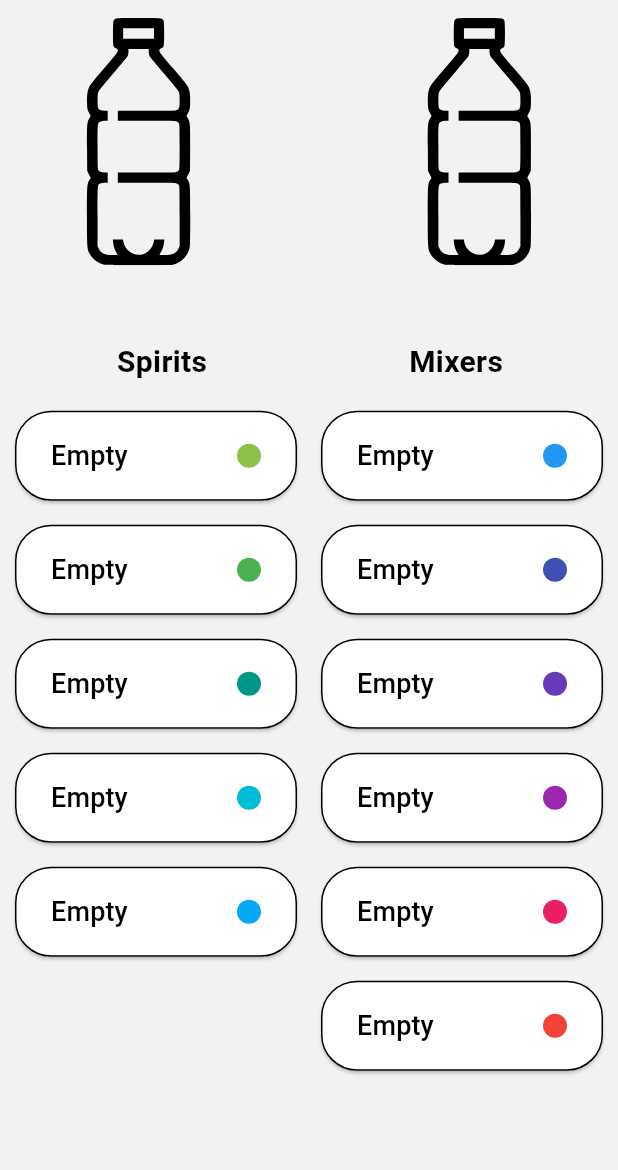
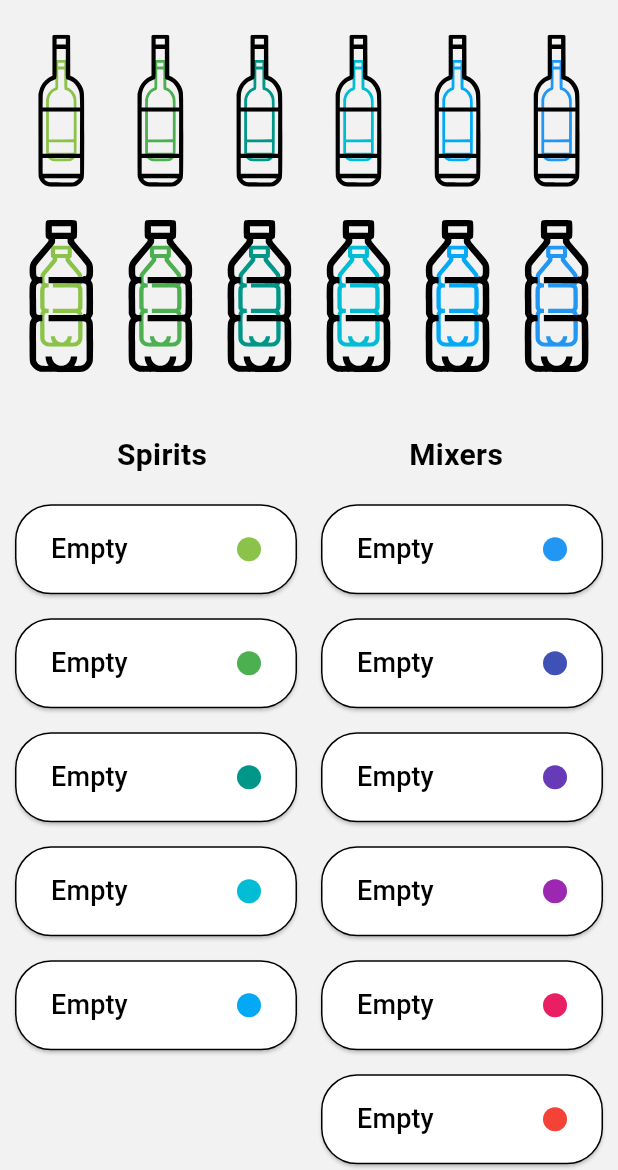
Before and after one commit to mingo-git/Smartender, a Flutter app: the BottleSlotsScreen screen opened directly, on a phone screen of 412 x 824 dp, the part 66-1236 px from its top. Run offline on Flutter 3.47's test engine with Material 3 defaults, Android fonts, the phone set to English and light mode, and no system bars; our stand-ins replace flutter_dotenv, flutter_secure_storage, flutter_svg, google_nav_bar, google_sign_in, shared_preferences and 1 more; accounts and stored records are empty.

Commit message:
bottle slots

```diff
--- a/App/smartender_flutter_app/lib/screens/homesceens/settingsscreens/bottle_slot_screen.dart
+++ b/App/smartender_flutter_app/lib/screens/homesceens/settingsscreens/bottle_slot_screen.dart
@@ -17,7 +17,7 @@ class BottleSlotsScreen extends StatefulWidget {
 class _BottleSlotsScreenState extends State<BottleSlotsScreen> {
   List<Map<String, dynamic>> slots = List.generate(
     11,
-        (index) => {"id": null, "name": "Empty"}, // Standardwerte für die Slots
+        (index) => {"id": null, "name": "Empty"},
   );
 
   @override
@@ -32,9 +32,9 @@ class _BottleSlotsScreenState extends State<BottleSlotsScreen> {
 
     setState(() {
       for (var slot in fetchedSlots) {
-        int slotIndex = (slot["slot_number"] ?? 1) - 1; // Konvertiere slot_number zu Index (1-basiert auf 0-basiert)
+        int slotIndex = (slot["slot_number"] ?? 1) - 1;
         if (slotIndex >= 0 && slotIndex < slots.length) {
-          final drink = slot["drink"]; // Extrahiere den Drink aus dem Slot
+          final drink = slot["drink"];
           slots[slotIndex] = {
             "id": drink != null ? drink["drink_id"] : null,
             "name": drink != null ? drink["drink_name"] : "Empty",
@@ -44,15 +44,11 @@ class _BottleSlotsScreenState extends State<BottleSlotsScreen> {
     });
   }
 
-
   void _changeSlotPopup(int index) async {
-    final theme = Provider.of<ThemeProvider>(context, listen: false).currentTheme;
-
     showDialog(
       context: context,
       builder: (context) => SelectIngredientPopup(
         onIngredientSelected: (selectedDrink) async {
-          // Lokale Aktualisierung des Slots
           setState(() {
             slots[index] = {
               "id": selectedDrink["drink_id"],
@@ -60,18 +56,13 @@ class _BottleSlotsScreenState extends State<BottleSlotsScreen> {
             };
           });
 
-          // Backend-Aufruf, um den Slot zu aktualisieren
           final slotService = Provider.of<SlotService>(context, listen: false);
-          await slotService.updateSlot(index + 1, selectedDrink["drink_id"]); // index + 1, da Slots 1-basiert sind
+          await slotService.updateSlot(index + 1, selectedDrink["drink_id"]);
         },
-        showClearButton: true, // Aktiviert den Clear-Button
+        showClearButton: true,
       ),
     );
   }
-
-
-
-
 
   @override
   Widget build(BuildContext context) {
@@ -82,11 +73,11 @@ class _BottleSlotsScreenState extends State<BottleSlotsScreen> {
       appBar: AppBar(
         backgroundColor: theme.backgroundColor,
         leading: IconButton(
-          icon: Icon(Icons.arrow_back, size: 35, color: theme.tertiaryColor,),
+          icon: Icon(Icons.arrow_back, size: 35, color: theme.tertiaryColor),
           onPressed: () => Navigator.of(context).pop(),
         ),
         title: Text(
-            "Bottle Slots",
+          "Bottle Slots",
           style: TextStyle(fontSize: 25, fontWeight: FontWeight.bold, color: theme.tertiaryColor),
         ),
       ),
@@ -95,43 +86,31 @@ class _BottleSlotsScreenState extends State<BottleSlotsScreen> {
         child: Column(
           crossAxisAlignment: CrossAxisAlignment.start,
           children: [
-            // Top Row mit 2 SVG-Bildern
             Row(
               mainAxisAlignment: MainAxisAlignment.spaceBetween,
-              children: [
-                SvgPicture.asset(
-                  Provider.of<ThemeProvider>(context, listen: false).isDarkMode
-                      ? 'lib/images/drink_dark.svg'
-                      : 'lib/images/drink.svg',
-                  width: MediaQuery.of(context).size.width * 0.4,
-                  height: MediaQuery.of(context).size.height * 0.2,
-                  fit: BoxFit.contain,
-                ),
+              children: List.generate(
+                6,
+                    (index) => _buildSpiritsWithBorder(context, index),
+              ),
+            ),
+            // 6 SVGs mit Umrandung in einer Reihe
+            Row(
+              mainAxisAlignment: MainAxisAlignment.spaceBetween,
+              children: List.generate(
+                6,
+                    (index) => _buildBottleWithBorder(context, index),
+              ),
+            ),
+            const SizedBox(height: 30),
 
-                SvgPicture.asset(
-                  Provider.of<ThemeProvider>(context, listen: false).isDarkMode
-                      ? 'lib/images/drink_dark.svg'
-                      : 'lib/images/drink.svg',
-                  width: MediaQuery.of(context).size.width * 0.4,
-                  height: MediaQuery.of(context).size.height * 0.2,
-                  fit: BoxFit.contain,
-                ),
-
-              ],
-            ),
-            const SizedBox(height: 50),
-            // Überschriften über den Spalten
+            // Labels für die Kategorien
             Row(
               children: [
                 Expanded(
                   child: Center(
                     child: Text(
                       "Spirits",
-                      style: TextStyle(
-                        fontSize: 20,
-                        fontWeight: FontWeight.bold,
-                        color: theme.tertiaryColor
-                      ),
+                      style: TextStyle(fontSize: 20, fontWeight: FontWeight.bold, color: theme.tertiaryColor),
                     ),
                   ),
                 ),
@@ -139,22 +118,18 @@ class _BottleSlotsScreenState extends State<BottleSlotsScreen> {
                   child: Center(
                     child: Text(
                       "Mixers",
-                      style: TextStyle(
-                        fontSize: 20,
-                        fontWeight: FontWeight.bold,
-                          color: theme.tertiaryColor
-                      ),
+                      style: TextStyle(fontSize: 20, fontWeight: FontWeight.bold, color: theme.tertiaryColor),
                     ),
                   ),
                 ),
               ],
             ),
             const SizedBox(height: 10),
-            // Buttons für Slots, links 5 und rechts 6
+
+            // Slot-Buttons
             Expanded(
               child: Row(
                 children: [
-                  // Erste Spalte: Slots 1-5
                   Expanded(
                     child: Column(
                       children: List.generate(
@@ -171,36 +146,13 @@ class _BottleSlotsScreenState extends State<BottleSlotsScreen> {
                                 borderRadius: defaultBorderRadius,
                               ),
                             ),
-                            child: Row(
-                              mainAxisAlignment: MainAxisAlignment.spaceBetween,
-                              children: [
-                                Text(
-                                  slots.length > index && slots[index]["name"] != null
-                                      ? slots[index]["name"]
-                                      : "Empty",
-                                  style: TextStyle(
-                                    fontSize: 18,
-                                    fontWeight: FontWeight.w500,
-                                    color: theme.tertiaryColor,
-                                  ),
-                                ),
-                                Container(
-                                  width: 16,
-                                  height: 16,
-                                  decoration: BoxDecoration(
-                                    shape: BoxShape.circle,
-                                    color: theme.slotColors[index % theme.slotColors.length],
-                                  ),
-                                ),
-                              ],
-                            ),
+                            child: _buildSlotText(index),
                           ),
                         ),
                       ),
                     ),
                   ),
-                  const SizedBox(width: 16), // Abstand zwischen den Spalten
-                  // Zweite Spalte: Slots 6-11
+                  const SizedBox(width: 16),
                   Expanded(
                     child: Column(
                       children: List.generate(
@@ -217,29 +169,7 @@ class _BottleSlotsScreenState extends State<BottleSlotsScreen> {
                                 borderRadius: defaultBorderRadius,
                               ),
                             ),
-                            child: Row(
-                              mainAxisAlignment: MainAxisAlignment.spaceBetween,
-                              children: [
-                                Text(
-                                  slots.length > index + 5 && slots[index + 5]["name"] != null
-                                      ? slots[index + 5]["name"]
-                                      : "Empty",
-                                  style: TextStyle(
-                                    fontSize: 18,
-                                    fontWeight: FontWeight.w500,
-                                    color: theme.tertiaryColor
-                                  ),
-                                ),
-                                Container(
-                                  width: 16,
-                                  height: 16,
-                                  decoration: BoxDecoration(
-                                    shape: BoxShape.circle,
-                                    color: theme.slotColors[(index + 5) % theme.slotColors.length],
-                                  ),
-                                ),
-                              ],
-                            ),
+                            child: _buildSlotText(index + 5),
                           ),
                         ),
                       ),
@@ -253,4 +183,91 @@ class _BottleSlotsScreenState extends State<BottleSlotsScreen> {
       ),
     );
   }
+
+  Widget _buildBottleWithBorder(BuildContext context, int index) {
+    final theme = Provider.of<ThemeProvider>(context, listen: false).currentTheme;
+    final svgAsset = Provider.of<ThemeProvider>(context, listen: false).isDarkMode
+        ? 'lib/images/drink_dark.svg'
+        : 'lib/images/drink.svg';
+    final borderColor = theme.slotColors[index % theme.slotColors.length];
+
+    return Container(
+      width: MediaQuery.of(context).size.width * 0.15,  // Zurück zur vorherigen Höhe
+      height: MediaQuery.of(context).size.height * 0.15,
+      clipBehavior: Clip.none,  // Keine Begrenzung auf Container-Ränder
+      child: Stack(
+        alignment: Alignment.center,
+        children: [
+          SvgPicture.asset(
+            svgAsset,
+            width: MediaQuery.of(context).size.width * 0.1,
+            height: MediaQuery.of(context).size.height * 0.1,
+            colorFilter: ColorFilter.mode(borderColor, BlendMode.srcATop),
+            fit: BoxFit.contain,
+          ),
+          SvgPicture.asset(
+            svgAsset,
+            width: MediaQuery.of(context).size.width * 0.2,
+            height: MediaQuery.of(context).size.height * 0.2,
+            fit: BoxFit.contain,
+          ),
+        ],
+      ),
+    );
+  }
+
+  Widget _buildSpiritsWithBorder(BuildContext context, int index) {
+    final theme = Provider.of<ThemeProvider>(context, listen: false).currentTheme;
+    final svgAsset = Provider.of<ThemeProvider>(context, listen: false).isDarkMode
+        ? 'lib/images/wine_dark.svg'
+        : 'lib/images/wine.svg';
+    final borderColor = theme.slotColors[index % theme.slotColors.length];
+
+    return Container(
+      width: MediaQuery.of(context).size.width * 0.15,  // Zurück zur vorherigen Höhe
+      height: MediaQuery.of(context).size.height * 0.15,
+      clipBehavior: Clip.none,  // Keine Begrenzung auf Container-Ränder
+      child: Stack(
+        alignment: Alignment.center,
+        children: [
+          SvgPicture.asset(
+            svgAsset,
+            width: MediaQuery.of(context).size.width * 0.1,
+            height: MediaQuery.of(context).size.height * 0.1,
+            colorFilter: ColorFilter.mode(borderColor, BlendMode.srcATop),
+            fit: BoxFit.contain,
+          ),
+          SvgPicture.asset(
+            svgAsset,
+            width: MediaQuery.of(context).size.width * 0.2,
+            height: MediaQuery.of(context).size.height * 0.2,
+            fit: BoxFit.contain,
+          ),
+        ],
+      ),
+    );
+  }
+
+
+  Widget _buildSlotText(int index) {
+    final theme = Provider.of<ThemeProvider>(context, listen: false).currentTheme;
+
+    return Row(
+      mainAxisAlignment: MainAxisAlignment.spaceBetween,
+      children: [
+        Text(
+          slots.length > index && slots[index]["name"] != null ? slots[index]["name"] : "Empty",
+          style: TextStyle(fontSize: 18, fontWeight: FontWeight.w500, color: theme.tertiaryColor),
+        ),
+        Container(
+          width: 16,
+          height: 16,
+          decoration: BoxDecoration(
+            shape: BoxShape.circle,
+            color: theme.slotColors[index % theme.slotColors.length],
+          ),
+        ),
+      ],
+    );
+  }
 }
```
Also changed, not shown: App/smartender_flutter_app/lib/images/drink.svg, App/smartender_flutter_app/lib/images/drink_dark.svg, App/smartender_flutter_app/lib/images/wein.png (added), App/smartender_flutter_app/lib/images/wine.svg, App/smartender_flutter_app/lib/images/wine_dark.svg.
